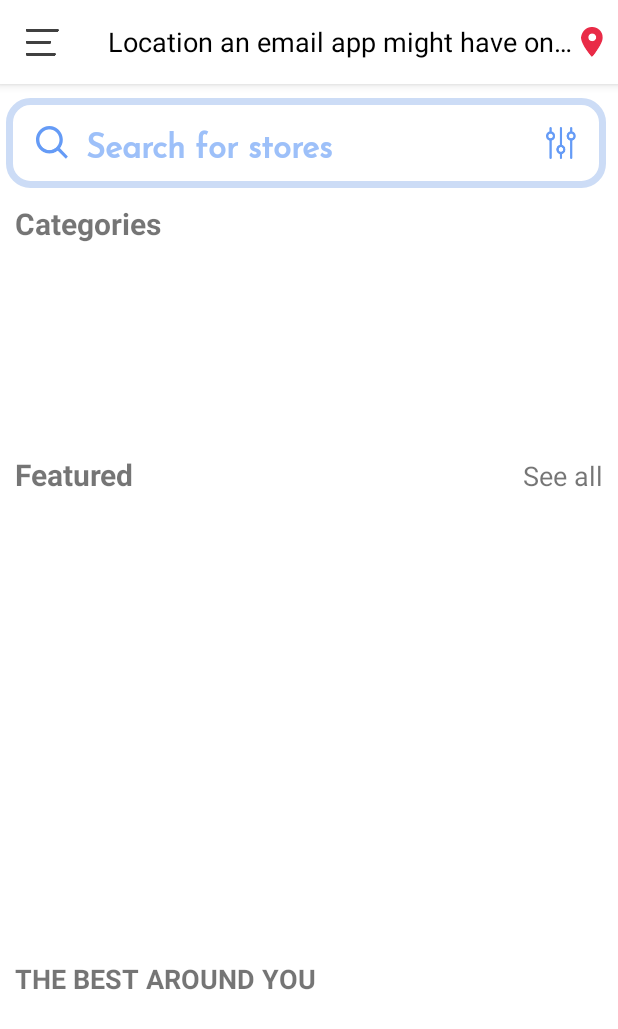
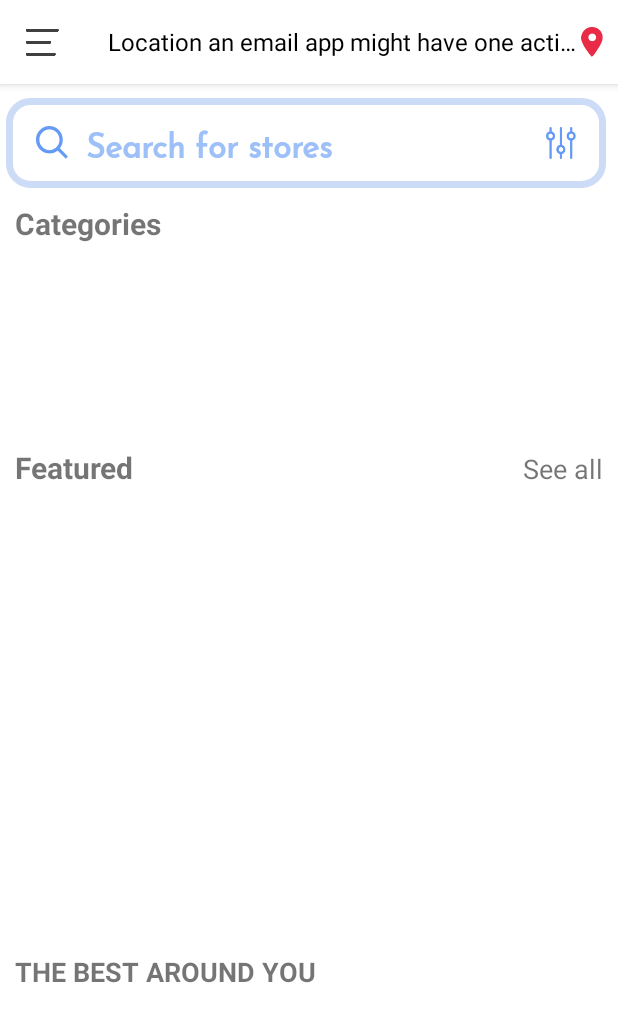
Before and after one commit to tapanyadav/Grocy, an Android app: the screen it shows after launch once a user with an empty profile is signed in (MainActivity), on a phone screen of 412 x 824 dp. Shown: the top 1029 px of the screen. Run offline under Robolectric (Android 15) with nearby library versions, the phone set to English and light mode, and no system bars; our stand-ins replace Firebase (no records; nobody signed in at launch, a user with empty details on screens opened directly), Shimmer; 4 statements that could not run were skipped.

Commit message:
minor bug fixed

```diff
--- a/app/src/main/java/com/example/grocy/activities/MainActivity.java
+++ b/app/src/main/java/com/example/grocy/activities/MainActivity.java
@@ -148,7 +148,7 @@ public class MainActivity extends AppCompatActivity implements NavigationView.On
             shimmerFrameLayout.setVisibility(View.GONE);
             linearLayout.setVisibility(View.VISIBLE);
             appBarLayout.setVisibility(View.VISIBLE);
-        }, 3000);
+        }, 4000);
 
 
         Query queryCategories = firebaseFirestore.collection("Categories").orderBy("catArrange");
--- a/app/src/main/res/layout/activity_main.xml
+++ b/app/src/main/res/layout/activity_main.xml
@@ -37,7 +37,7 @@
                         android:maxLines="1"
                         android:ellipsize="end"
                         android:layout_weight="1"
-                        android:textSize="18sp" />
+                        android:textSize="16sp" />
 
                     <ImageView
                         android:layout_width="wrap_content"
--- a/app/src/main/res/layout/activity_splash.xml
+++ b/app/src/main/res/layout/activity_splash.xml
@@ -4,7 +4,7 @@
     xmlns:tools="http://schemas.android.com/tools"
     android:layout_width="match_parent"
     android:layout_height="match_parent"
-    android:background="@drawable/background_adult"
+    android:background="@drawable/ic_splash_background"
     tools:context=".activities.SplashActivity">
 
 
--- a/app/src/main/res/layout/content_main.xml
+++ b/app/src/main/res/layout/content_main.xml
@@ -84,7 +84,7 @@
                 android:id="@+id/recycler"
                 android:scrollbars="none"
                 android:layout_width="match_parent"
-                android:layout_height="130dp"
+                android:layout_height="125dp"
                 android:layout_marginTop="10dp"
 
                 android:padding="6dp"/>
--- a/app/src/main/res/layout/item_horizontal_recycler.xml
+++ b/app/src/main/res/layout/item_horizontal_recycler.xml
@@ -37,7 +37,7 @@
             android:gravity="center_horizontal"
             android:text="Tyagi Store"
             android:textAlignment="center"
-            android:textSize="18sp"
+            android:textSize="20sp"
             android:textColor="#fff"
             android:textStyle="bold"/>
 
--- a/app/src/main/res/layout/recycler_item_cat.xml
+++ b/app/src/main/res/layout/recycler_item_cat.xml
@@ -4,7 +4,7 @@
     xmlns:app="http://schemas.android.com/apk/res-auto"
     android:id="@+id/card_view"
     android:layout_width="190dp"
-    android:layout_height="110dp"
+    android:layout_height="105dp"
     android:layout_marginStart="6dp"
     app:cardCornerRadius="6dp"
     app:cardPreventCornerOverlap="true">
```
Also changed, not shown: app/src/main/res/drawable-hdpi/ic_splash_background.png (added), app/src/main/res/drawable-ldpi/ic_splash_background.png (added), app/src/main/res/drawable-mdpi/ic_splash_background.png (added), app/src/main/res/drawable-xhdpi/ic_splash_background.png (added), app/src/main/res/drawable-xxhdpi/ic_splash_background.png (added), 1 other file.
